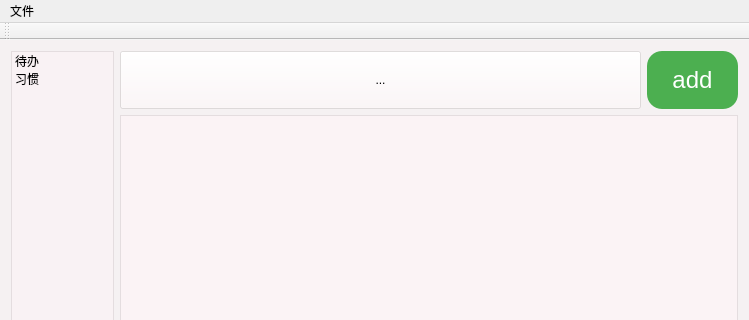
The window that TodoList.ui (doctordragon666/TodoList) describes before a commit, drawn with Qt 5; both pictures show x 0 to 749 and y 0 to 320 of the 749 by 479 pixel window.
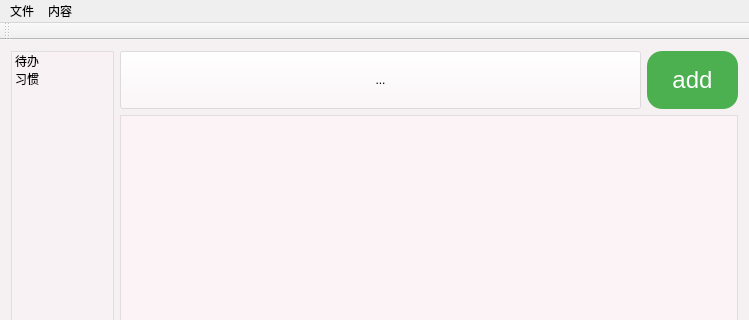
The same window after the commit. Icons and pictures are not drawn.

```diff
--- a/TodoList.ui
+++ b/TodoList.ui
@@ -164,7 +164,14 @@
     </property>
     <addaction name="action_save"/>
    </widget>
+   <widget class="QMenu" name="achievement">
+    <property name="title">
+     <string>内容</string>
+    </property>
+    <addaction name="action_success"/>
+   </widget>
    <addaction name="menu"/>
+   <addaction name="achievement"/>
   </widget>
   <widget class="QToolBar" name="mainToolBar">
    <attribute name="toolBarArea">
```
Left out of the diff: 10 changed lines with no effect on the pictures.
